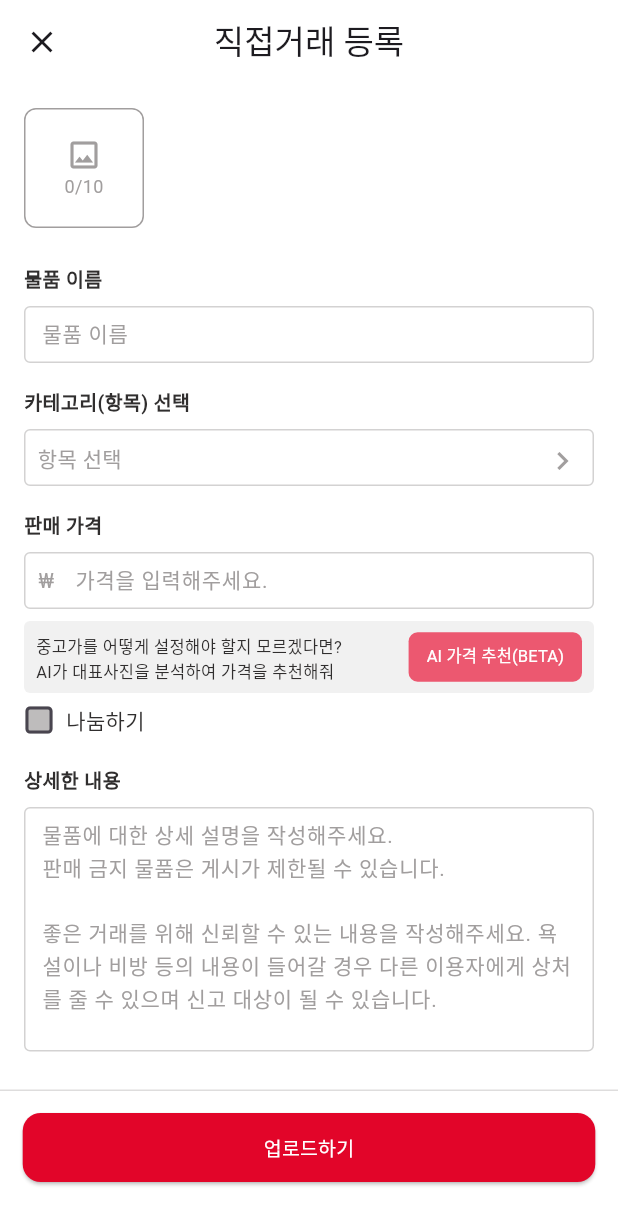
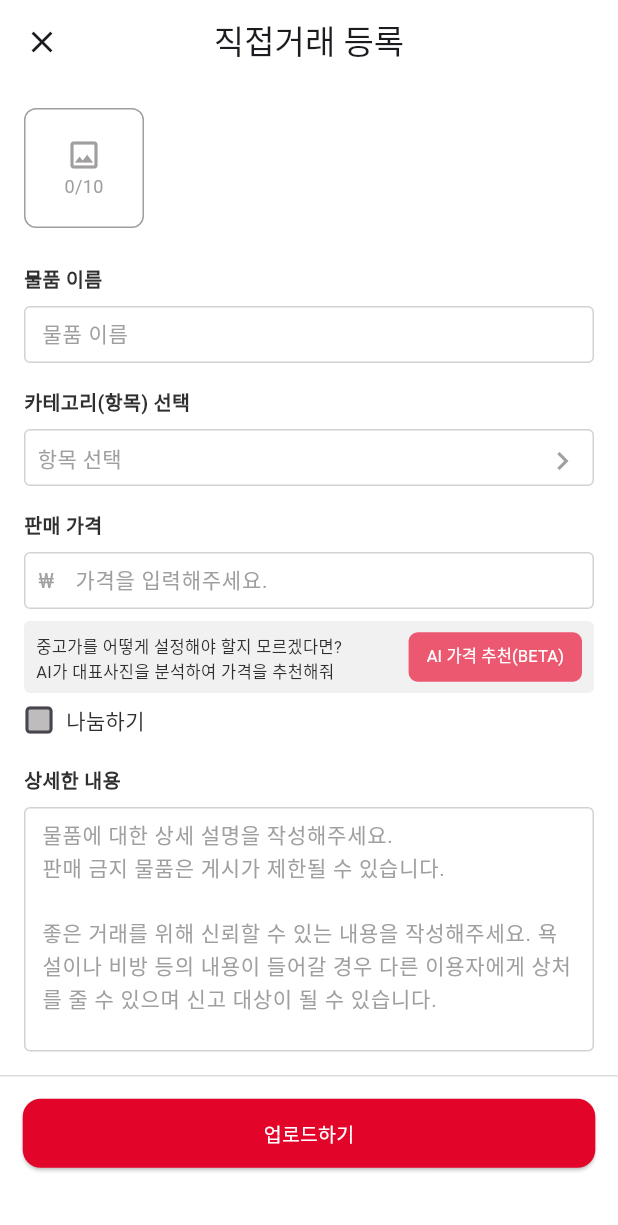
Before and after one commit to DangMooG/dangmoog-front, a Flutter app: the AddPostPage screen opened directly, on a phone screen of 412 x 824 dp. Shown: the top 1225 px of the screen. Run offline on Flutter 3.47's test engine with Material 3 defaults, Android fonts, the phone set to English and light mode, and no system bars; our stand-ins replace carousel_slider, dio, dropdown_button2, firebase_core, flutter_secure_storage, image_picker and 1 more; missing offline and left inert: keyboard_height_plugin; accounts and stored records are empty; Roboto replaces fonts that are missing (Pretendard); project files that could hold a hidden picture were left out.

Commit message:
Chore: modify layout

```diff
--- a/dangmoog/lib/screens/addpage/add_post_page.dart
+++ b/dangmoog/lib/screens/addpage/add_post_page.dart
@@ -284,7 +284,6 @@ class _AddPostPageState extends State<AddPostPage> {
   bool isUploading = false;
 
   void _scrollListener() {
-    print(1);
     if (_scrollController.position.userScrollDirection ==
         ScrollDirection.reverse) {
       if (FocusScope.of(context).hasFocus) {
@@ -366,7 +365,9 @@ class _AddPostPageState extends State<AddPostPage> {
             Expanded(
               child: SingleChildScrollView(
                 controller: _scrollController,
-                child: Padding(
+                child: Column(
+                  children: [
+                    Padding(
                       padding: const EdgeInsets.all(16),
                       child: Column(
                         children: [
@@ -375,10 +376,7 @@ class _AddPostPageState extends State<AddPostPage> {
                         ],
                       ),
                     ),
-              ),
-            ),
                     Column(
-              mainAxisAlignment: MainAxisAlignment.spaceBetween,
                       children: [
                         const Divider(
                           color: Color(
@@ -389,7 +387,11 @@ class _AddPostPageState extends State<AddPostPage> {
                         ),
                         _submitButton(context, screenSize)
                       ],
-            )
+                    ),
+                  ],
+                ),
+              ),
+            ),
           ],
         ),
       ),
```
Lines whose indentation alone changed are shown as unchanged.
